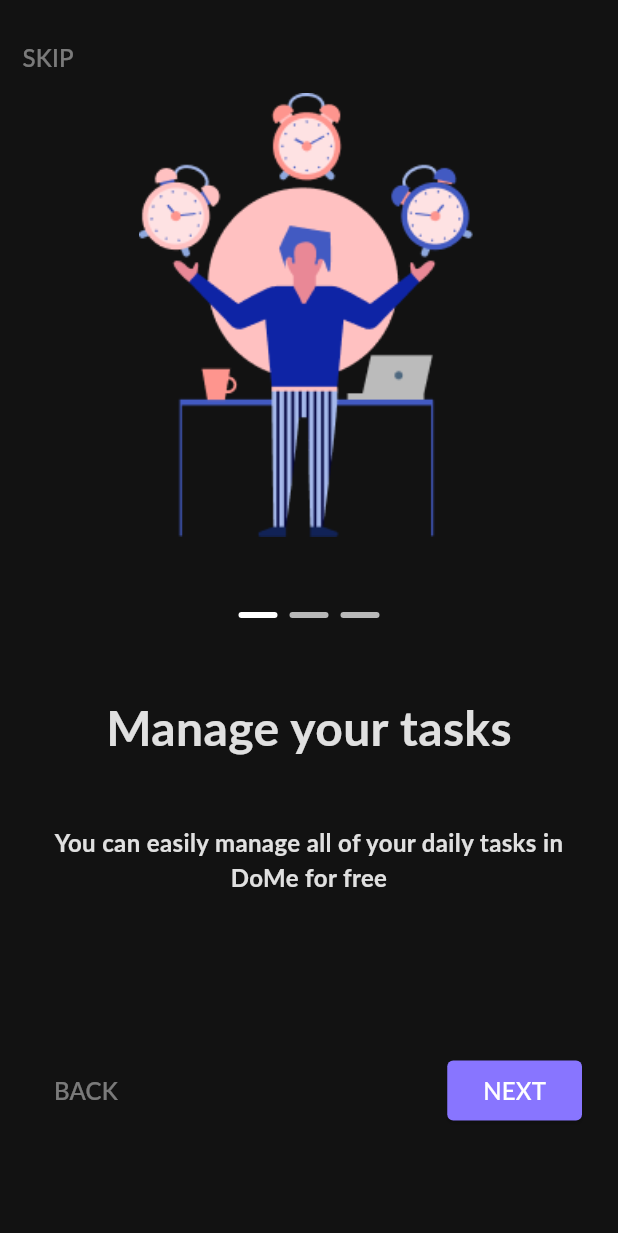
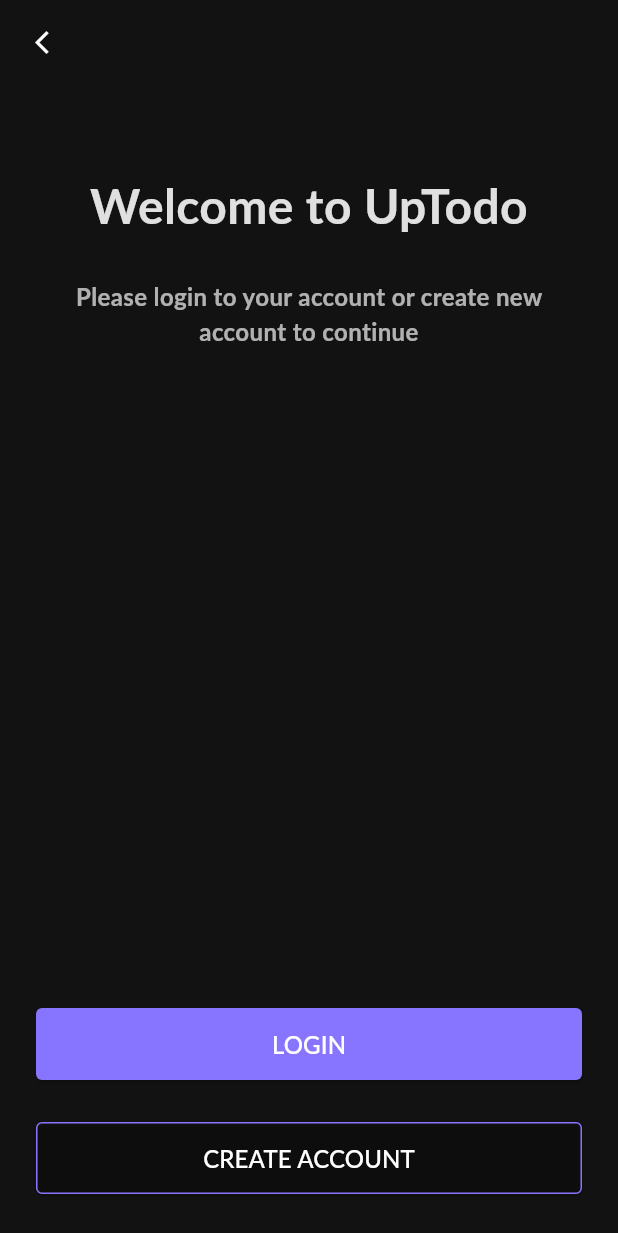
Before and after one commit to NgocDangVan/todolist_pro_app, a Flutter app: the screen it shows after launch, after a tap on "SKIP", on a phone screen of 412 x 824 dp. Shown: the top 1233 px of the screen. Run offline on Flutter 3.47's test engine with Material 3 defaults, Android fonts, the phone set to English and light mode, and no system bars; missing offline and left inert: dart:ffi; Roboto replaces fonts that are missing (Lato).

Commit message:
Add Welcome page

```diff
--- a/lib/main.dart
+++ b/lib/main.dart
@@ -1,6 +1,7 @@
 import 'package:flutter/material.dart';
 import 'package:todo_list_app/ui/onboarding/onboarding_page_view.dart';
 import 'package:todo_list_app/ui/ui.splash/splash.dart';
+import 'package:todo_list_app/ui/welcome/welcome_page.dart';
 
 void main() {
   runApp(const MyApp());
--- a/lib/ui/onboarding/onboarding_page_view.dart
+++ b/lib/ui/onboarding/onboarding_page_view.dart
@@ -1,6 +1,7 @@
 // Class cha: Quản lý các page con và di chuyển qua lại giữa các page con
 import 'package:flutter/material.dart';
 import 'package:todo_list_app/ui/ultils/enums/onboarding_page_position.dart';
+import 'package:todo_list_app/ui/welcome/welcome_page.dart';
 
 import 'onboarding_child_page.dart';
 
@@ -29,7 +30,7 @@
             },
             backOnPressed: () {},
             skipOnPressed: () {
-              print("Đi đến màn hình welcome");
+              _goToWelcomePage();
             },
           ),
           OnboardingChildPage(
@@ -41,23 +42,28 @@
               _pageController.jumpToPage(0);
             },
             skipOnPressed: () {
-              print("Đi đến màn hình welcome");
+              _goToWelcomePage();
             },
           ),
           OnboardingChildPage(
             onboardingPagePosition: OnboardingPagePosition.page3,
             nextOnPressed: () {
-              print("Đi đến màn hình welcome");
+              _goToWelcomePage();
             },
             backOnPressed: () {
               _pageController.jumpToPage(1);
             },
             skipOnPressed: () {
-              print("Đi đến màn hình welcome");
+              _goToWelcomePage();
             },
           ),
         ],
       ),
     );
   }
+
+  void _goToWelcomePage() {
+    Navigator.push(
+        context, MaterialPageRoute(builder: (context) => WelcomePage()));
+  }
 }
--- /dev/null
+++ b/lib/ui/welcome/welcome_page.dart
@@ -0,0 +1,108 @@
+import 'dart:ffi';
+
+import 'package:flutter/material.dart';
+
+class WelcomePage extends StatelessWidget {
+  const WelcomePage({super.key});
+
+  @override
+  Widget build(BuildContext context) {
+    return Scaffold(
+      backgroundColor: const Color(0xFF121212),
+      appBar: AppBar(
+        backgroundColor: Colors.transparent,
+        leading: IconButton(
+          onPressed: () {
+            Navigator.pop(context);
+          },
+          icon: Icon(Icons.arrow_back_ios_new_outlined,
+              size: 18, color: Colors.white),
+        ),
+      ),
+      body: Column(
+        children: [
+          _buildTitleAndDesc(),
+          const Spacer(),
+          _buildButtonLogin(),
+          _buildButtonRegister(),
+        ],
+      ),
+    );
+  }
+
+  Widget _buildTitleAndDesc() {
+    return Container(
+      margin: EdgeInsets.only(top: 58),
+      child: Column(
+        crossAxisAlignment: CrossAxisAlignment.center,
+        children: [
+          Container(
+            margin: const EdgeInsets.symmetric(horizontal: 20),
+            child: Text(
+              "Welcome to UpTodo",
+              style: TextStyle(
+                  color: Colors.white.withOpacity(0.87),
+                  fontFamily: "Lato",
+                  fontSize: 32,
+                  fontWeight: FontWeight.bold),
+              textAlign: TextAlign.center,
+            ),
+          ),
+          const SizedBox(height: 26),
+          Container(
+            margin: const EdgeInsets.symmetric(horizontal: 20),
+            child: Text(
+              "Please login to your account or create new account to continue",
+              style: TextStyle(
+                  color: Colors.white.withOpacity(0.67),
+                  fontFamily: "Lato",
+                  fontSize: 16,
+                  fontWeight: FontWeight.bold),
+              textAlign: TextAlign.center,
+            ),
+          )
+        ],
+      ),
+    );
+  }
+
+  Widget _buildButtonLogin() {
+    return Container(
+      width: double.infinity,
+      height: 48,
+      padding: EdgeInsets.symmetric(horizontal: 24),
+      child: ElevatedButton(
+          onPressed: () {},
+          style: ElevatedButton.styleFrom(
+              backgroundColor: const Color(0xFF8875FF),
+              shape: RoundedRectangleBorder(
+                  borderRadius: BorderRadius.circular(4))),
+          child: Text(
+            "LOGIN",
+            style: const TextStyle(
+                fontSize: 16, fontFamily: "Lato", color: Colors.white),
+          )),
+    );
+  }
+
+  Widget _buildButtonRegister() {
+    return Container(
+      width: double.infinity,
+      height: 48,
+      padding: EdgeInsets.symmetric(horizontal: 24),
+      margin: EdgeInsets.symmetric(vertical: 28),
+      child: ElevatedButton(
+          onPressed: () {},
+          style: OutlinedButton.styleFrom(
+              backgroundColor: Colors.transparent,
+              shape: RoundedRectangleBorder(
+                  borderRadius: BorderRadius.circular(4)),
+              side: BorderSide(width: 1, color: const Color(0xFF8875FF))),
+          child: Text(
+            "CREATE ACCOUNT",
+            style: const TextStyle(
+                fontSize: 16, fontFamily: "Lato", color: Colors.white),
+          )),
+    );
+  }
+}
```
